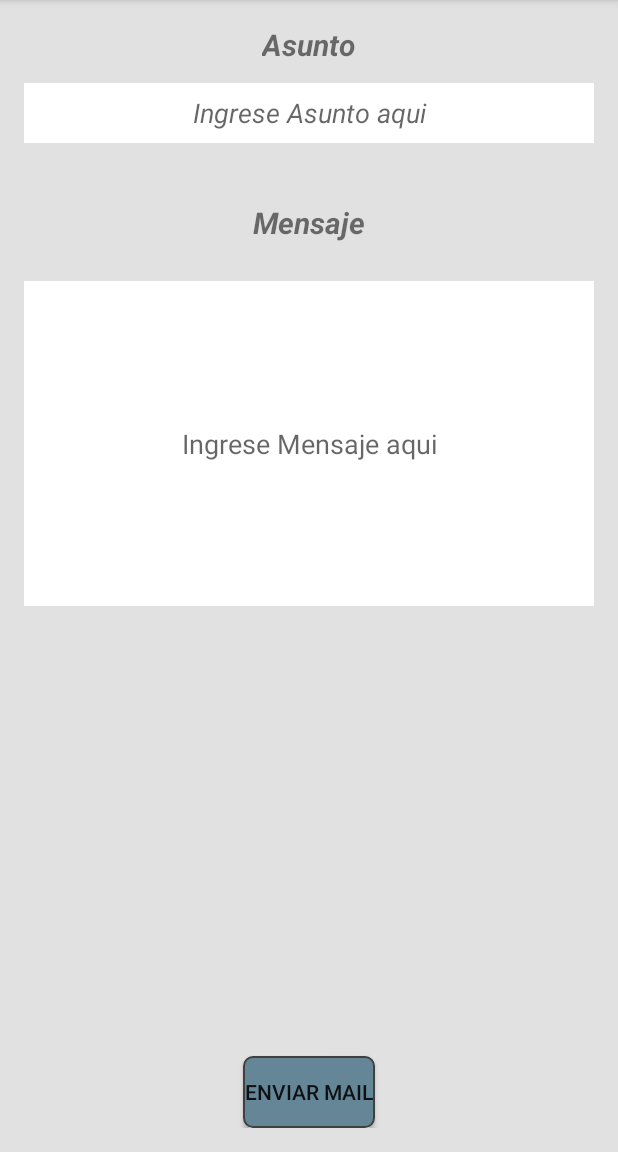
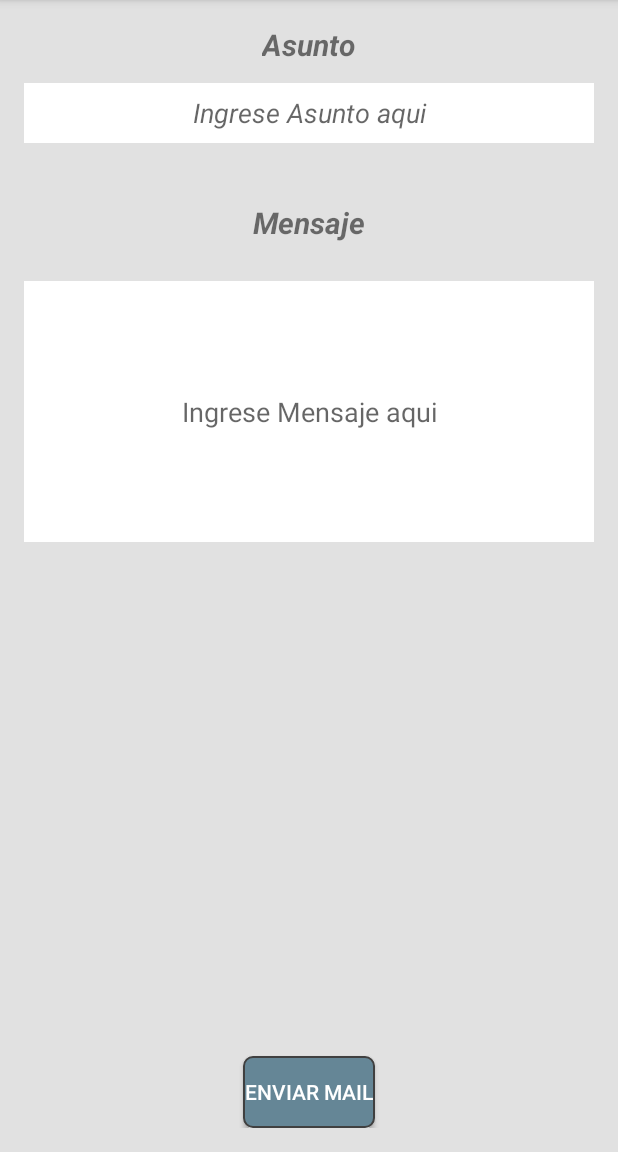
Before and after one commit to friverosy/AC-Mobile-HoneyWall, an Android app: the email_fill screen opened directly, with no data from a screen before it, on a phone screen of 412 x 824 dp, the part 84-1236 px from its top. Run offline under Robolectric (Android 15) with nearby library versions, the phone set to English and light mode, and no system bars.

Commit message:
fix issue UNWP-118

```diff
--- a/app/src/main/java/com/ctwings/myapplication/email_fill.java
+++ b/app/src/main/java/com/ctwings/myapplication/email_fill.java
@@ -28,7 +28,7 @@ public class email_fill extends AppCompatActivity {
             @Override
             public void onClick(View v) {
                 if (!subject.getText().toString().isEmpty()) {
-                    if (message.getText().toString().isEmpty()) {
+                    if (!message.getText().toString().isEmpty()) {
                         sendEmail();
                     } else
                         message.setError("Este campo es requerido");
--- a/app/src/main/res/layout/activity_email_fill.xml
+++ b/app/src/main/res/layout/activity_email_fill.xml
@@ -36,7 +36,7 @@
         android:layout_marginTop="25dp"
         android:background="@android:color/white"
         android:ems="10"
-        android:lines="10"
+        android:lines="8"
         android:gravity="center"
         android:hint="Ingrese Mensaje aqui"
         android:inputType="textMultiLine" />
@@ -45,6 +45,7 @@
         android:layout_width="wrap_content"
         android:layout_height="wrap_content"
         android:text="Enviar Mail"
+        android:textColor="@android:color/white"
         android:background="@drawable/button_background"
         android:layout_alignParentBottom="true"
         android:layout_centerHorizontal="true"
```
